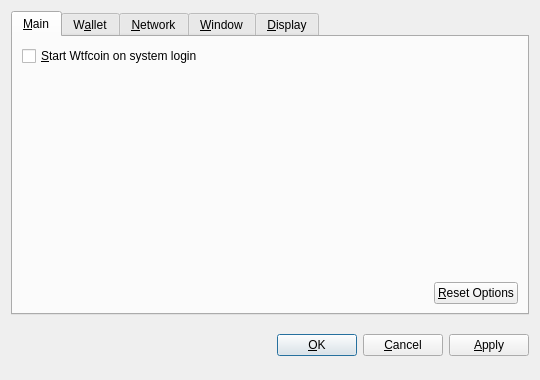
Before: the Qt Designer form src/qt/forms/optionsdialog.ui in ahcl7/abccoin, drawn with Qt 5.
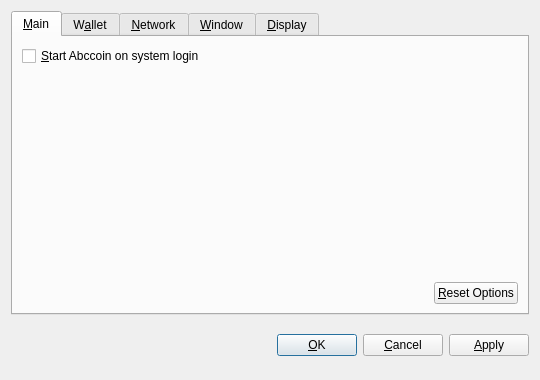
After: the same form once the commit is applied. Custom widgets are drawn as their Qt base class.

Commit message: change name wtfcoin->abccoin

What changed in the file:
```diff
--- a/src/qt/forms/optionsdialog.ui
+++ b/src/qt/forms/optionsdialog.ui
@@ -36,7 +36,7 @@
           <string>Automatically start Wtfcoin after logging in to the system.</string>
          </property>
          <property name="text">
-          <string>&amp;Start Wtfcoin on system login</string>
+          <string>&amp;Start Abccoin on system login</string>
          </property>
         </widget>
        </item>
```
Left out of the diff: 10 changed lines with no effect on the pictures. The commit also changes 117 other files.
